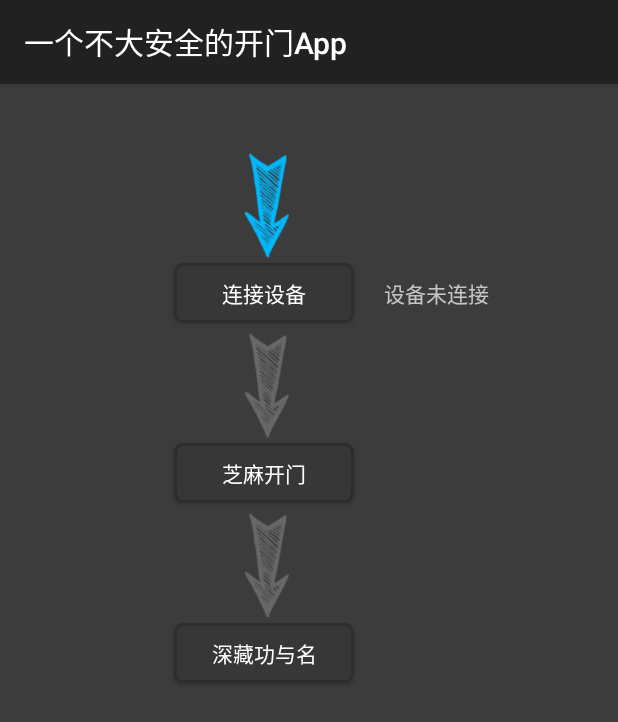
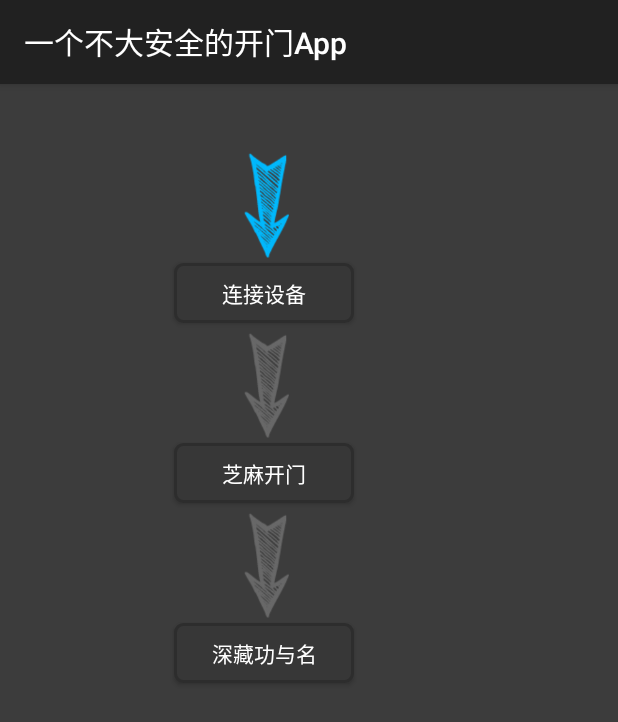
Before and after one commit to h46incon/DoorControler, an Android app: the screen it shows after launch (MainActivity), on a phone screen of 412 x 824 dp. Shown: the top 722 px of the screen. Run offline under Robolectric (Android 15) with nearby library versions, the phone set to English and light mode, and no system bars.

Commit message:
Little UI change

```diff
--- a/app/src/main/res/layout/activity_main.xml
+++ b/app/src/main/res/layout/activity_main.xml
@@ -20,7 +20,7 @@
 
     <TextView
         android:layout_width="fill_parent"
-        android:layout_height="90dp"
+        android:layout_height="120dp"
         android:text=""
         android:singleLine="false"
         android:fadeScrollbars="false"
@@ -59,6 +59,7 @@
         />
 
     <TextView
+        android:visibility="invisible"
         android:layout_width="wrap_content"
         android:layout_height="wrap_content"
         android:text="设备未连接"
```
